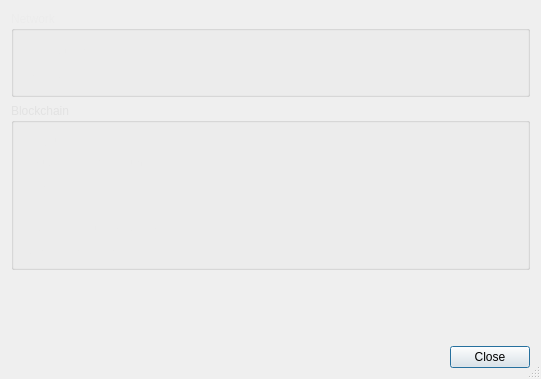
First picture: the form in src/gui/ui/infodialog.ui, repository aejontargaryen/FanGoldWallet, before the edit.
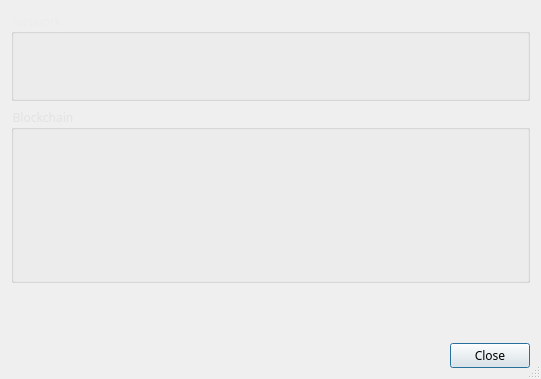
Second picture: the form after the edit.

What changed in the file:
```diff
--- a/src/gui/ui/infodialog.ui
+++ b/src/gui/ui/infodialog.ui
@@ -17,7 +17,8 @@
    <string>Information</string>
   </property>
   <property name="styleSheet">
-   <string notr="true"/>
+   <string notr="true">font-family: orbitron;
+</string>
   </property>
   <property name="sizeGripEnabled">
    <bool>true</bool>
```
